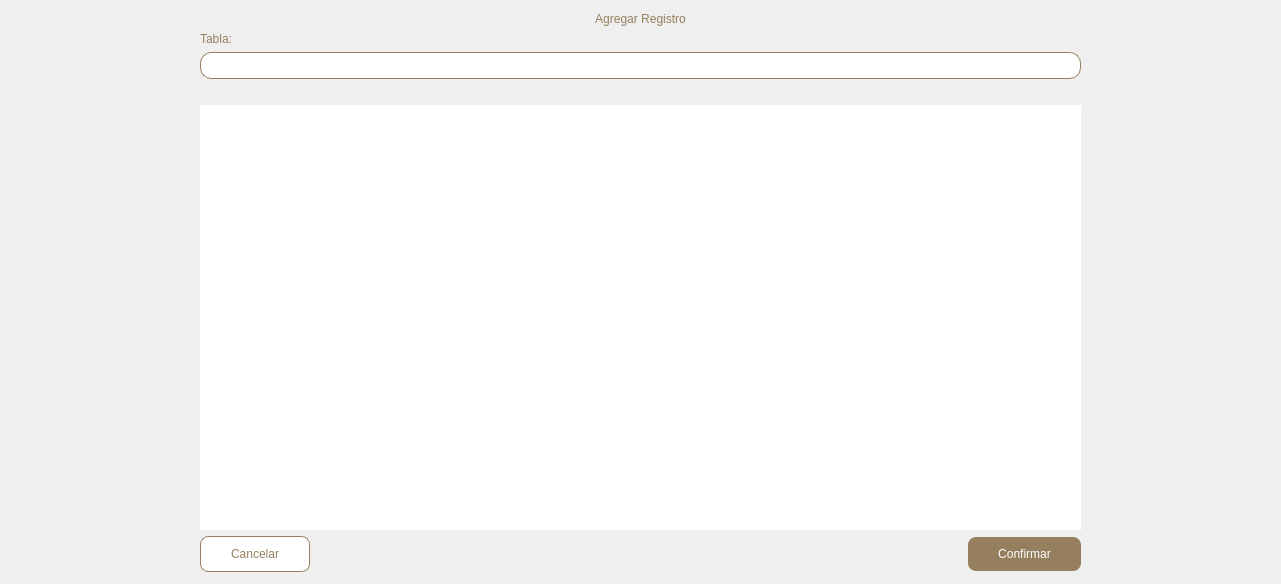
Above: ui/agregar-registros.ui from andreadh01/Notarius before the change. Below: the same form after it.
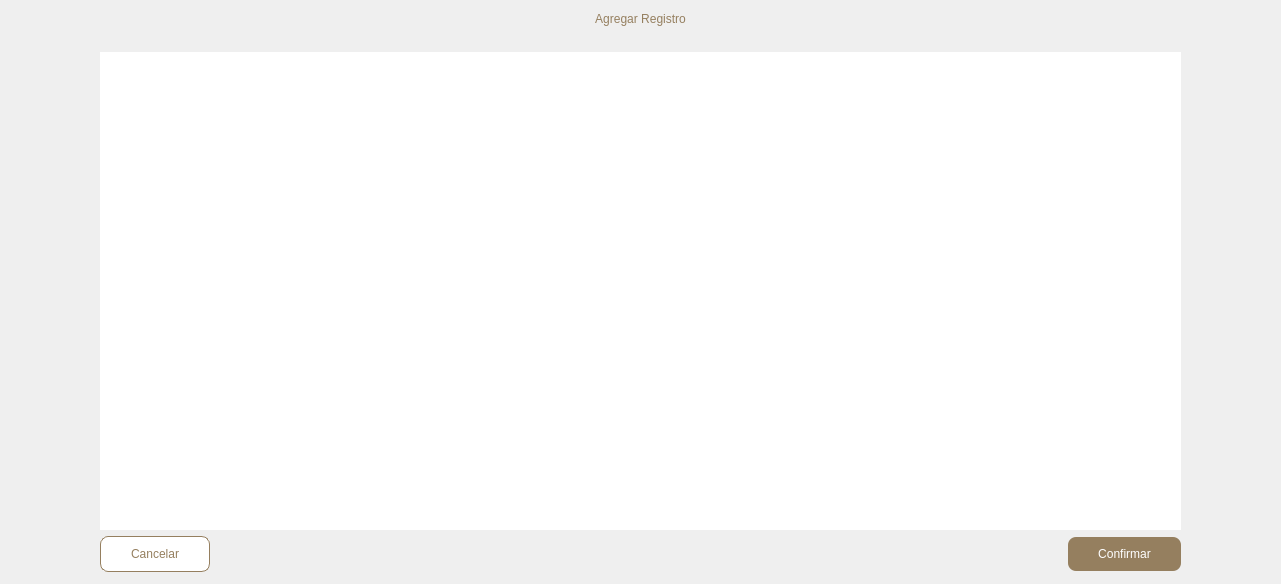
That is the form after the change. Icons and pictures are not drawn.

Commit message: Vista de subtablas en modificar y agregar registro, al hacer dooble clic en celda se abre vista de formulario/editar registro

Patch:
```diff
--- a/ui/agregar-registros.ui
+++ b/ui/agregar-registros.ui
@@ -15,13 +15,13 @@
   </property>
   <layout class="QVBoxLayout" name="verticalLayout_2">
    <property name="leftMargin">
-    <number>200</number>
+    <number>100</number>
    </property>
    <property name="topMargin">
     <number>12</number>
    </property>
    <property name="rightMargin">
-    <number>200</number>
+    <number>100</number>
    </property>
    <property name="bottomMargin">
     <number>12</number>
@@ -41,73 +41,6 @@
      </property>
     </widget>
    </item>
-   <item>
-    <layout class="QVBoxLayout" name="verticalLayout_3">
-     <item>
-      <widget class="QLabel" name="label_tabla">
-       <property name="styleSheet">
-        <string notr="true">font: 12pt &quot;Segoe UI&quot;;
-color: #957F5F;</string>
-       </property>
-       <property name="text">
-        <string>Tabla:</string>
-       </property>
-      </widget>
-     </item>
-     <item>
-      <widget class="QComboBox" name="tablaslist">
-       <property name="styleSheet">
-        <string notr="true">/* style for the QComboBox */
-QComboBox {
-border-radius: 11px;
-border: 1px solid #957F5F;
-background-color: white;
-color: #957F5F;
-height: 25px;
-padding: 0 15px;
-
-}
-
-/* style for drop down area */
-QComboBox::drop-down{
-border: 0px;
-}
-/* style for drop down arrow */
-QComboBox::down-arrow {
-image: url(:/resources/resources/icons/down-arrow-brown.png);
-width: 20px;
-height: 20px;
-margin-right: 15px;
-}
-/* style for QComboBox after open selcet menu */
-QComboBox:on {
-border: 1px solid #c2dbfe;
-}
-/* style for list menu */
-QComboBox QListView {
-font-size: 12px;
-border: 1px solid rgba(0, 0, 0, 10%);
-padding: 5px;
-background-color: #fff;
-outline: 0px;
-}
-
-/* style for list items */
-QComboBox QListView::item {
-padding-left: 10px;
-background-color: #fff;
-}
-QComboBox QListView::item:hover {
-background-color: #d3c393;
-}
-QComboBox QListView::item:selected {
-background-color: #d3c393;
-}</string>
-       </property>
-      </widget>
-     </item>
-    </layout>
-   </item>
    <item>
     <widget class="QLabel" name="label_exito">
      <property name="styleSheet">
```
Left out of the diff: 2 changed lines with no effect on the pictures. The commit also changes 8 other files.
